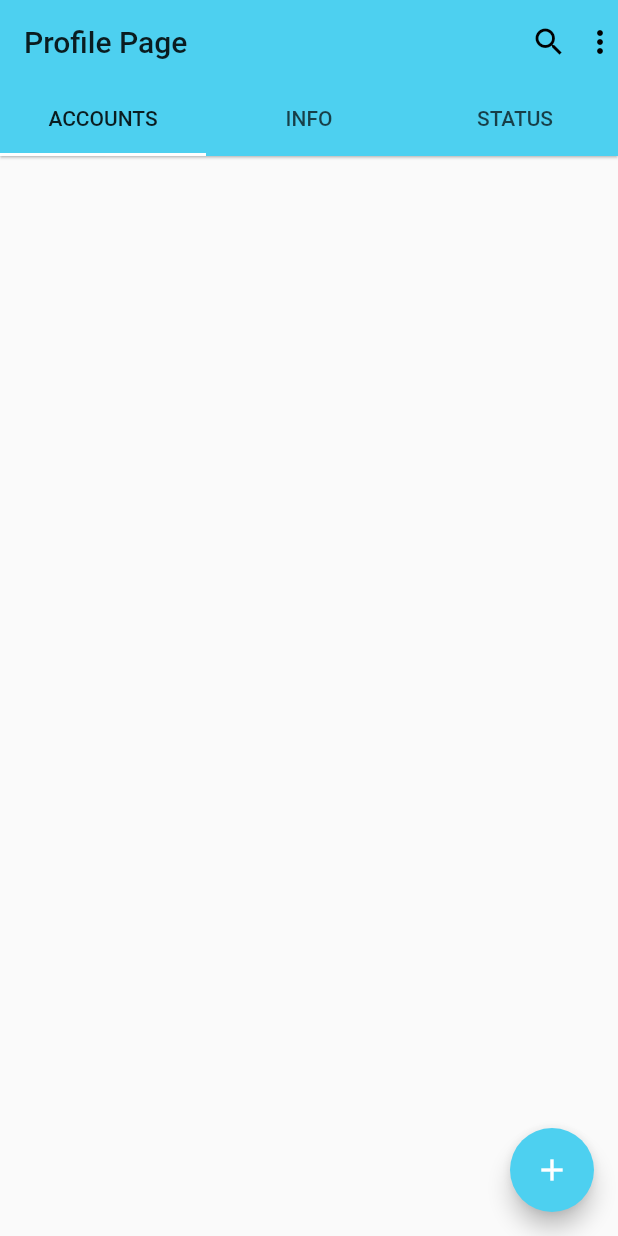
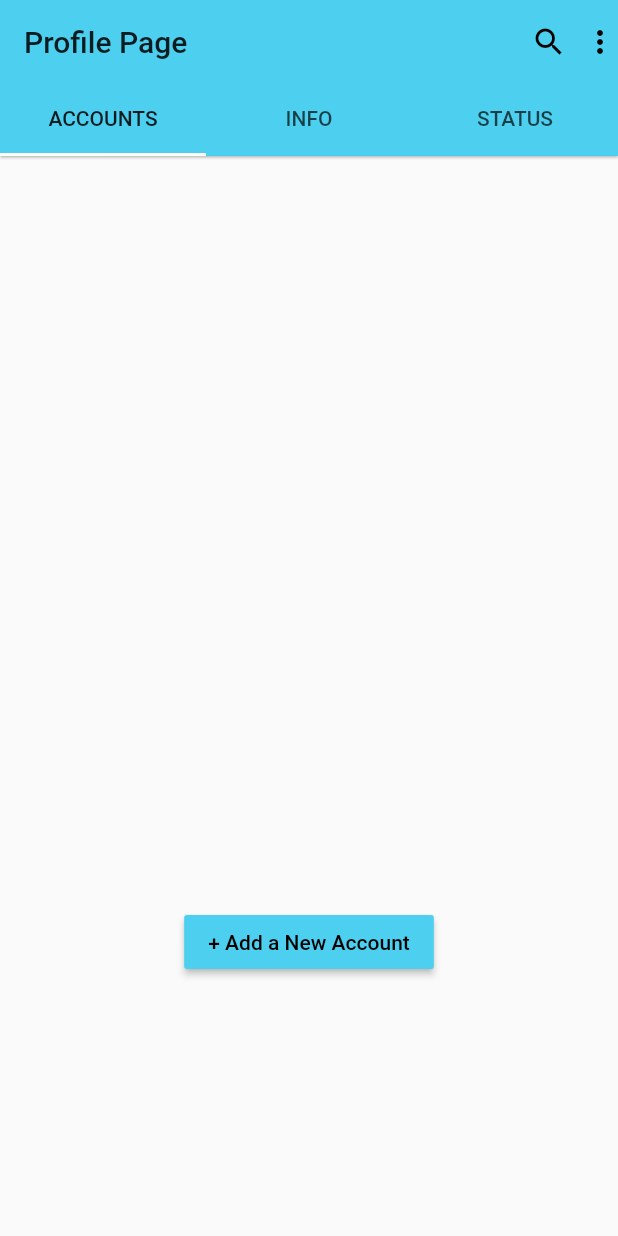
Before and after one commit to mhucanada/music_profile_page, a Flutter app: the screen it shows after launch, on a phone screen of 412 x 824 dp. Run offline on Flutter 3.47's test engine with Material 2 defaults, Android fonts, the phone set to English and light mode, and no system bars.

Commit message:
Update account_screen.dart

```diff
--- a/lib/pages/account_screen.dart
+++ b/lib/pages/account_screen.dart
@@ -3,19 +3,27 @@ import 'package:flutter/material.dart';
 class CameraScreen extends StatelessWidget {
   @override
   Widget build(BuildContext context) {
-    return new Scaffold(
-      floatingActionButton: new FloatingActionButton(
-          backgroundColor: Theme.of(context).primaryColor,
-          child: new Icon(
-            Icons.add,
-            color: Colors.white,
-          ),
+    return new MaterialApp(
+      home: Scaffold(
+        body: Column(children: [
+          Container(
+            alignment: Alignment.bottomCenter,
+            margin: EdgeInsets.only(
+                left: 10.0, right: 10.0, top: 500.0, bottom: 10.0), //Adjust these values to change the position of the button
+            child: RaisedButton(
+                textColor: Colors.black,
+                color: Color(0xFF4DD0F0),
+                child: Text('+ Add a New Account'),
                 onPressed: () {
+                  // This opens a new page to add accounts
                   Navigator.push(
                     context,
                     MaterialPageRoute(builder: (context) => SecondRoute()),
                   );
                 }),
+          )
+        ]),
+      ),
     );
   }
 }
@@ -34,4 +42,3 @@ class SecondRoute extends StatelessWidget {
       ),
     );
   }
-}
```
Lines whose indentation alone changed are shown as unchanged.
